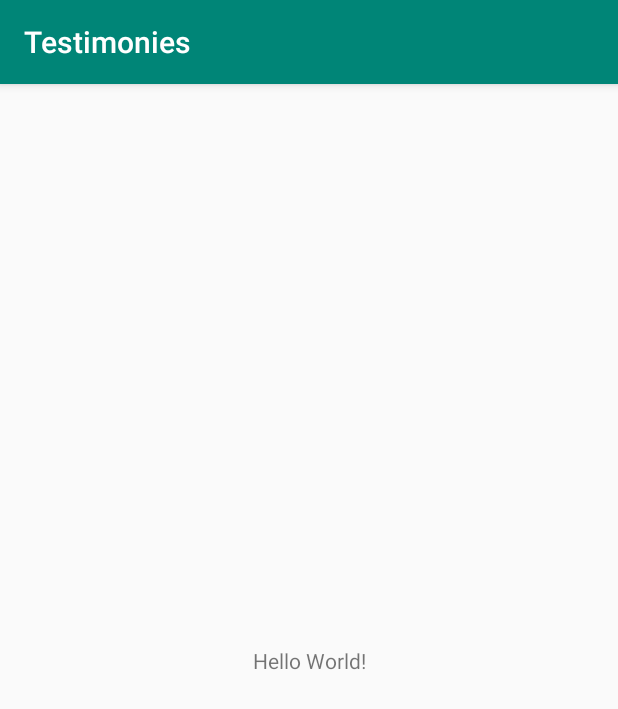
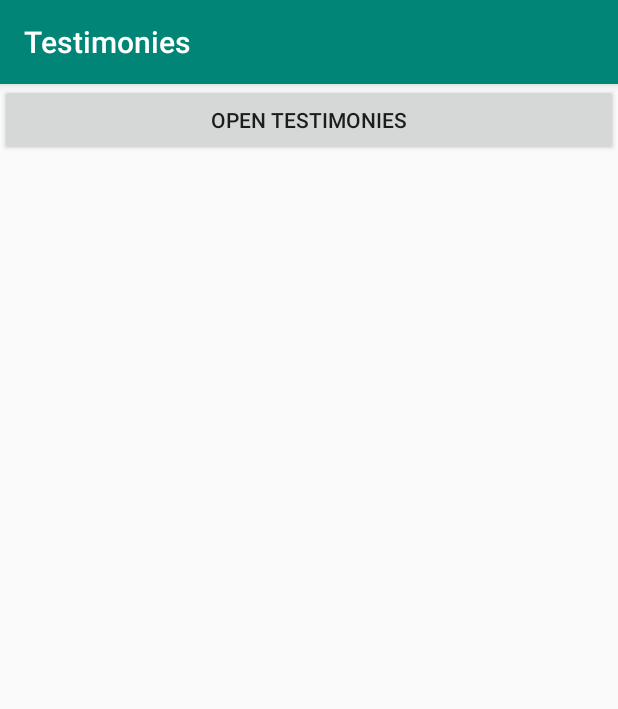
Before and after one commit to innoflash/faithgen-testimonies, an Android app: the screen it shows after launch (MainActivity), on a phone screen of 412 x 824 dp. Shown: the top 709 px of the screen. Run offline under Robolectric (Android 15) with nearby library versions, the phone set to English and light mode, and no system bars; 3 statements that could not run were skipped.

```diff
--- a/app/build.gradle
+++ b/app/build.gradle
@@ -21,6 +21,10 @@ android {
             proguardFiles getDefaultProguardFile('proguard-android-optimize.txt'), 'proguard-rules.pro'
         }
     }
+    compileOptions {
+        sourceCompatibility = 1.8
+        targetCompatibility = 1.8
+    }
 }
 
 dependencies {
--- a/app/src/main/AndroidManifest.xml
+++ b/app/src/main/AndroidManifest.xml
@@ -1,5 +1,6 @@
 <?xml version="1.0" encoding="utf-8"?>
 <manifest xmlns:android="http://schemas.android.com/apk/res/android"
+    xmlns:tools="http://schemas.android.com/tools"
     package="net.faithgen.testi_monies">
 
     <application
@@ -9,7 +10,8 @@
         android:roundIcon="@mipmap/ic_launcher_round"
         android:name=".TheApp"
         android:supportsRtl="true"
-        android:theme="@style/AppTheme">
+        android:theme="@style/AppTheme"
+        tools:ignore="GoogleAppIndexingWarning">
         <activity android:name=".MainActivity">
             <intent-filter>
                 <action android:name="android.intent.action.MAIN" />
--- a/app/src/main/java/net/faithgen/testi_monies/MainActivity.kt
+++ b/app/src/main/java/net/faithgen/testi_monies/MainActivity.kt
@@ -1,12 +1,17 @@
 package net.faithgen.testi_monies
 
+import android.content.Intent
 import androidx.appcompat.app.AppCompatActivity
 import android.os.Bundle
+import kotlinx.android.synthetic.main.activity_main.*
+import net.faithgen.testimonies.TestimoniesActivity
 
 class MainActivity : AppCompatActivity() {
 
     override fun onCreate(savedInstanceState: Bundle?) {
         super.onCreate(savedInstanceState)
         setContentView(R.layout.activity_main)
+
+        openTestimonies.setOnClickListener{startActivity(Intent(this, TestimoniesActivity::class.java))}
     }
 }
--- a/app/src/main/res/layout/activity_main.xml
+++ b/app/src/main/res/layout/activity_main.xml
@@ -6,13 +6,10 @@
     android:layout_height="match_parent"
     tools:context=".MainActivity">
 
-    <TextView
-        android:layout_width="wrap_content"
+    <Button
+        android:id="@+id/openTestimonies"
+        android:layout_width="match_parent"
         android:layout_height="wrap_content"
-        android:text="Hello World!"
-        app:layout_constraintBottom_toBottomOf="parent"
-        app:layout_constraintLeft_toLeftOf="parent"
-        app:layout_constraintRight_toRightOf="parent"
-        app:layout_constraintTop_toTopOf="parent" />
+        android:text="Open Testimonies" />
 
 </androidx.constraintlayout.widget.ConstraintLayout>
--- /dev/null
+++ b/testimonies/src/main/java/net/faithgen/testimonies/Constants.kt
@@ -0,0 +1,5 @@
+package net.faithgen.testimonies
+
+object Constants {
+    const val TESTIMONIES = "Testimonies"
+}
--- /dev/null
+++ b/testimonies/src/main/res/values/dimens.xml
@@ -0,0 +1,3 @@
+<resources>
+    <dimen name="fab_margin">16dp</dimen>
+</resources>
--- a/testimonies/src/main/res/values/strings.xml
+++ b/testimonies/src/main/res/values/strings.xml
@@ -1,3 +1,4 @@
 <resources>
     <string name="app_name">testimonies</string>
+    <string name="title_activity_testimonies">TestimoniesActivity</string>
 </resources>
--- /dev/null
+++ b/testimonies/src/main/res/values/styles.xml
@@ -0,0 +1,13 @@
+<resources>
+
+    <style name="AppTheme" parent="Theme.MaterialComponents.Light" />
+
+    <style name="AppTheme.NoActionBar">
+        <item name="windowActionBar">false</item>
+        <item name="windowNoTitle">true</item>
+    </style>
+
+    <style name="AppTheme.AppBarOverlay" parent="ThemeOverlay.AppCompat.Dark.ActionBar" />
+
+    <style name="AppTheme.PopupOverlay" parent="ThemeOverlay.AppCompat.Light" />
+</resources>
```
Also changed, not shown: testimonies/build.gradle (+8 -0 lines), testimonies/src/main/AndroidManifest.xml (+11 -1 lines), testimonies/src/main/java/net/faithgen/testimonies/TestimoniesActivity.kt (added, +23 -0 lines), testimonies/src/main/res/layout/activity_testimonies.xml (added, +11 -0 lines), testimonies/src/main/res/drawable/ic_testimonies_50.png (added).
